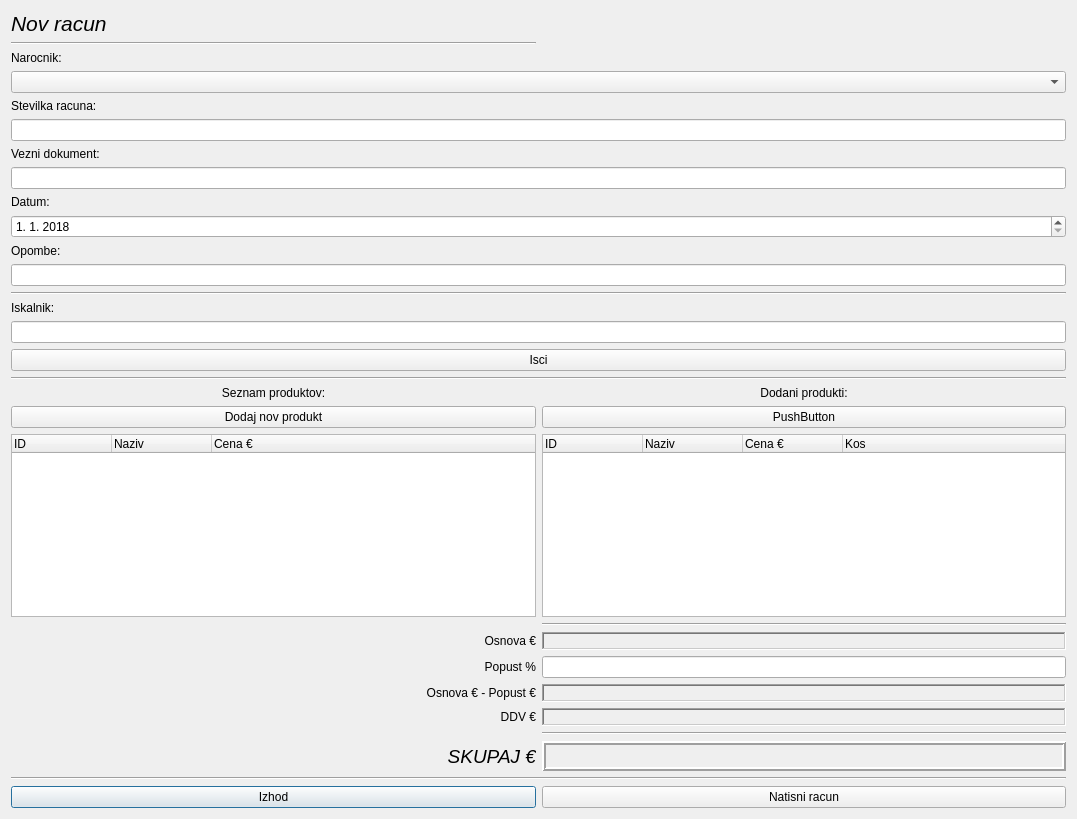
Old version of the form novracun.ui in the repository MaxMaxy/racun.
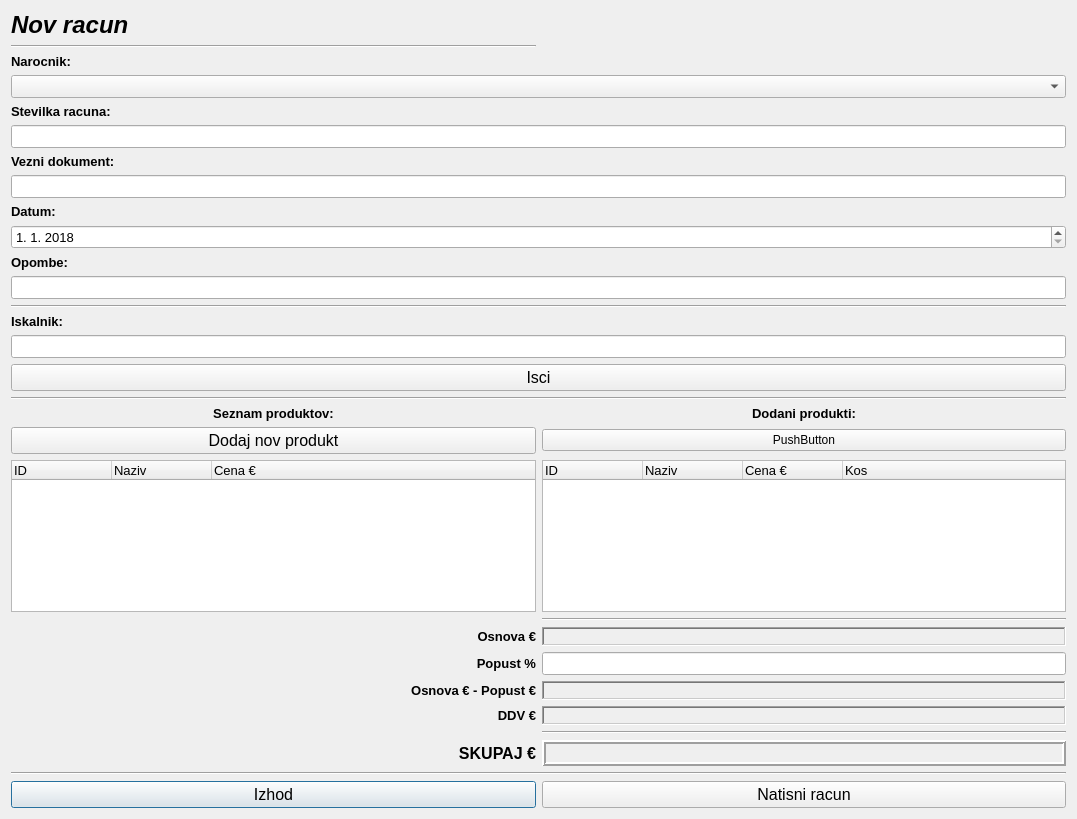
New version of the form.

What changed in the file:
```diff
--- a/novracun.ui
+++ b/novracun.ui
@@ -23,6 +23,14 @@
    </item>
    <item row="32" column="2">
     <widget class="QLabel" name="label_9">
+     <property name="font">
+      <font>
+       <family>MS Sans Serif</family>
+       <pointsize>10</pointsize>
+       <weight>75</weight>
+       <bold>true</bold>
+      </font>
+     </property>
      <property name="text">
       <string>DDV €</string>
      </property>
@@ -33,6 +41,14 @@
    </item>
    <item row="28" column="2">
     <widget class="QLabel" name="label_10">
+     <property name="font">
+      <font>
+       <family>MS Sans Serif</family>
+       <pointsize>10</pointsize>
+       <weight>75</weight>
+       <bold>true</bold>
+      </font>
+     </property>
      <property name="text">
       <string>Popust %</string>
      </property>
@@ -46,6 +62,14 @@
    </item>
    <item row="6" column="2">
     <widget class="QLabel" name="label_7">
+     <property name="font">
+      <font>
+       <family>MS Sans Serif</family>
+       <pointsize>10</pointsize>
+       <weight>75</weight>
+       <bold>true</bold>
+      </font>
+     </property>
      <property name="text">
       <string>Vezni dokument:</string>
      </property>
@@ -56,6 +80,12 @@
    </item>
    <item row="39" column="2">
     <widget class="QPushButton" name="pushButton_izhod">
+     <property name="font">
+      <font>
+       <family>MS Sans Serif</family>
+       <pointsize>12</pointsize>
+      </font>
+     </property>
      <property name="text">
       <string>Izhod</string>
      </property>
@@ -69,10 +99,25 @@
     </widget>
    </item>
    <item row="5" column="2" colspan="2">
-    <widget class="QLineEdit" name="lineEdit_stRacuna"/>
+    <widget class="QLineEdit" name="lineEdit_stRacuna">
+     <property name="font">
+      <font>
+       <family>MS Sans Serif</family>
+       <pointsize>10</pointsize>
+      </font>
+     </property>
+    </widget>
    </item>
    <item row="4" column="2">
     <widget class="QLabel" name="label_3">
+     <property name="font">
+      <font>
+       <family>MS Sans Serif</family>
+       <pointsize>10</pointsize>
+       <weight>75</weight>
+       <bold>true</bold>
+      </font>
+     </property>
      <property name="text">
       <string>Stevilka racuna:</string>
      </property>
@@ -83,6 +128,14 @@
    </item>
    <item row="2" column="2">
     <widget class="QLabel" name="label_4">
+     <property name="font">
+      <font>
+       <family>MS Sans Serif</family>
+       <pointsize>10</pointsize>
+       <weight>75</weight>
+       <bold>true</bold>
+      </font>
+     </property>
      <property name="text">
       <string>Narocnik:</string>
      </property>
@@ -93,6 +146,12 @@
    </item>
    <item row="9" column="2" colspan="2">
     <widget class="QDateEdit" name="dateEdit">
+     <property name="font">
+      <font>
+       <family>MS Sans Serif</family>
+       <pointsize>10</pointsize>
+      </font>
+     </property>
      <property name="displayFormat">
       <string>d. M. yyyy</string>
      </property>
@@ -109,8 +168,11 @@
     <widget class="QLabel" name="label">
      <property name="font">
       <font>
-       <pointsize>16</pointsize>
+       <family>MS Sans Serif</family>
+       <pointsize>18</pointsize>
+       <weight>75</weight>
        <italic>true</italic>
+       <bold>true</bold>
       </font>
      </property>
      <property name="text">
@@ -120,6 +182,12 @@
    </item>
    <item row="39" column="3">
     <widget class="QPushButton" name="pushButton_natisniRacun">
+     <property name="font">
+      <font>
+       <family>MS Sans Serif</family>
+       <pointsize>12</pointsize>
+      </font>
+     </property>
      <property name="text">
       <string>Natisni racun</string>
      </property>
@@ -127,6 +195,14 @@
    </item>
    <item row="8" column="2">
     <widget class="QLabel" name="label_2">
+     <property name="font">
+      <font>
+       <family>MS Sans Serif</family>
+       <pointsize>10</pointsize>
+       <weight>75</weight>
+       <bold>true</bold>
+      </font>
+     </property>
      <property name="text">
       <string>Datum:</string>
      </property>
@@ -137,6 +213,14 @@
    </item>
    <item row="20" column="2">
     <widget class="QLabel" name="label_5">
+     <property name="font">
+      <font>
+       <family>MS Sans Serif</family>
+       <pointsize>10</pointsize>
+       <weight>75</weight>
+       <bold>true</bold>
+      </font>
+     </property>
      <property name="text">
       <string>Seznam produktov:</string>
      </property>
@@ -150,6 +234,14 @@
    </item>
    <item row="20" column="3">
     <widget class="QLabel" name="label_6">
+     <property name="font">
+      <font>
+       <family>MS Sans Serif</family>
+       <pointsize>10</pointsize>
+       <weight>75</weight>
+       <bold>true</bold>
+      </font>
+     </property>
      <property name="text">
       <string>Dodani produkti:</string>
      </property>
@@ -169,10 +261,23 @@
     </widget>
    </item>
    <item row="7" column="2" colspan="2">
-    <widget class="QLineEdit" name="lineEdit_sklic"/>
+    <widget class="QLineEdit" name="lineEdit_sklic">
+     <property name="font">
+      <font>
+       <family>MS Sans Serif</family>
+       <pointsize>10</pointsize>
+      </font>
+     </property>
+    </widget>
    </item>
    <item row="22" column="3">
     <widget class="QTreeWidget" name="treeWidget_dodani">
+     <property name="font">
+      <font>
+       <family>MS Sans Serif</family>
+       <pointsize>10</pointsize>
+      </font>
+     </property>
      <column>
       <property name="text">
        <string>ID</string>
@@ -197,6 +302,12 @@
    </item>
    <item row="22" column="2">
     <widget class="QTreeWidget" name="treeWidget_seznam">
+     <property name="font">
+      <font>
+       <family>MS Sans Serif</family>
+       <pointsize>10</pointsize>
+      </font>
+     </property>
      <column>
       <property name="text">
        <string>ID</string>
@@ -216,6 +327,14 @@
    </item>
    <item row="27" column="2">
     <widget class="QLabel" name="label_8">
+     <property name="font">
+      <font>
+       <family>MS Sans Serif</family>
+       <pointsize>10</pointsize>
+       <weight>75</weight>
+       <bold>true</bold>
+      </font>
+     </property>
      <property name="text">
       <string>Osnova €</string>
      </property>
@@ -228,8 +347,11 @@
     <widget class="QLabel" name="label_11">
      <property name="font">
       <font>
-       <pointsize>14</pointsize>
-       <italic>true</italic>
+       <family>MS Sans Serif</family>
+       <pointsize>12</pointsize>
+       <weight>75</weight>
+       <italic>false</italic>
+       <bold>true</bold>
       </font>
      </property>
      <property name="text">
@@ -245,6 +367,12 @@
    </item>
    <item row="27" column="3">
     <widget class="QLabel" name="label_osnova">
+     <property name="font">
+      <font>
+       <family>MS Sans Serif</family>
+       <pointsize>10</pointsize>
+      </font>
+     </property>
      <property name="frameShape">
       <enum>QFrame::WinPanel</enum>
      </property>
@@ -261,6 +389,12 @@
    </item>
    <item row="32" column="3">
     <widget class="QLabel" name="label_ddv">
+     <property name="font">
+      <font>
+       <family>MS Sans Serif</family>
+       <pointsize>10</pointsize>
+      </font>
+     </property>
      <property name="frameShape">
       <enum>QFrame::WinPanel</enum>
      </property>
@@ -279,8 +413,11 @@
     <widget class="QLabel" name="label_skupaj">
      <property name="font">
       <font>
-       <pointsize>14</pointsize>
-       <italic>true</italic>
+       <family>MS Sans Serif</family>
+       <pointsize>12</pointsize>
+       <weight>75</weight>
+       <italic>false</italic>
+       <bold>true</bold>
       </font>
      </property>
      <property name="autoFillBackground">
@@ -308,6 +445,14 @@
    </item>
    <item row="15" column="2">
     <widget class="QLabel" name="label_12">
+     <property name="font">
+      <font>
+       <family>MS Sans Serif</family>
+       <pointsize>10</pointsize>
+       <weight>75</weight>
+       <bold>true</bold>
+      </font>
+     </property>
      <property name="text">
       <string>Iskalnik:</string>
      </property>
@@ -318,6 +463,12 @@
    </item>
    <item row="16" column="2" colspan="2">
     <widget class="QLineEdit" name="lineEdit_isci">
+     <property name="font">
+      <font>
+       <family>MS Sans Serif</family>
+       <pointsize>10</pointsize>
+      </font>
+     </property>
      <property name="text">
       <string/>
      </property>
@@ -348,10 +499,25 @@
     </widget>
    </item>
    <item row="3" column="2" colspan="2">
-    <widget class="QComboBox" name="comboBox_narocnik"/>
+    <widget class="QComboBox" name="comboBox_narocnik">
+     <property name="font">
+      <font>
+       <family>MS Sans Serif</family>
+       <pointsize>10</pointsize>
+      </font>
+     </property>
+    </widget>
    </item>
    <item row="10" column="2">
     <widget class="QLabel" name="label_13">
+     <property name="font">
+      <font>
+       <family>MS Sans Serif</family>
+       <pointsize>10</pointsize>
+       <weight>75</weight>
+       <bold>true</bold>
+      </font>
+     </property>
      <property name="text">
       <string>Opombe:</string>
      </property>
@@ -361,10 +527,23 @@
     </widget>
    </item>
    <item row="11" column="2" colspan="2">
-    <widget class="QLineEdit" name="lineEdit"/>
+    <widget class="QLineEdit" name="lineEdit">
+     <property name="font">
+      <font>
+       <family>MS Sans Serif</family>
+       <pointsize>10</pointsize>
+      </font>
+     </property>
+    </widget>
    </item>
    <item row="17" column="2" colspan="2">
     <widget class="QPushButton" name="pushButton">
+     <property name="font">
+      <font>
+       <family>MS Sans Serif</family>
+       <pointsize>12</pointsize>
+      </font>
+     </property>
      <property name="text">
       <string>Isci</string>
      </property>
@@ -372,6 +551,12 @@
    </item>
    <item row="21" column="2">
     <widget class="QPushButton" name="pushButton_dodajNovProdukt">
+     <property name="font">
+      <font>
+       <family>MS Sans Serif</family>
+       <pointsize>12</pointsize>
+      </font>
+     </property>
      <property name="text">
       <string>Dodaj nov produkt</string>
      </property>
@@ -386,6 +571,12 @@
    </item>
    <item row="28" column="3">
     <widget class="QLineEdit" name="lineEdit_popust">
+     <property name="font">
+      <font>
+       <family>MS Sans Serif</family>
+       <pointsize>10</pointsize>
+      </font>
+     </property>
      <property name="alignment">
       <set>Qt::AlignCenter</set>
      </property>
@@ -393,6 +584,14 @@
    </item>
    <item row="29" column="2">
     <widget class="QLabel" name="label_14">
+     <property name="font">
+      <font>
+       <family>MS Sans Serif</family>
+       <pointsize>10</pointsize>
+       <weight>75</weight>
+       <bold>true</bold>
+      </font>
+     </property>
      <property name="text">
       <string>Osnova € - Popust €</string>
      </property>
@@ -403,6 +602,12 @@
    </item>
    <item row="29" column="3">
     <widget class="QLabel" name="label_popust">
+     <property name="font">
+      <font>
+       <family>MS Sans Serif</family>
+       <pointsize>10</pointsize>
+      </font>
+     </property>
      <property name="frameShape">
       <enum>QFrame::WinPanel</enum>
      </property>
```
